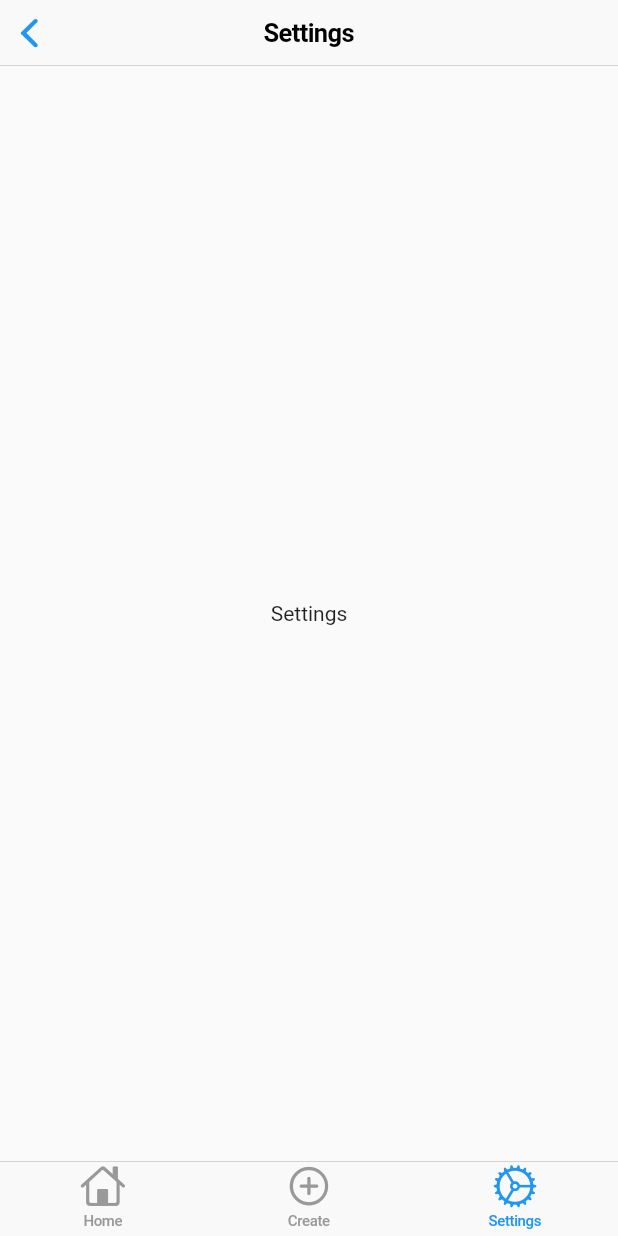
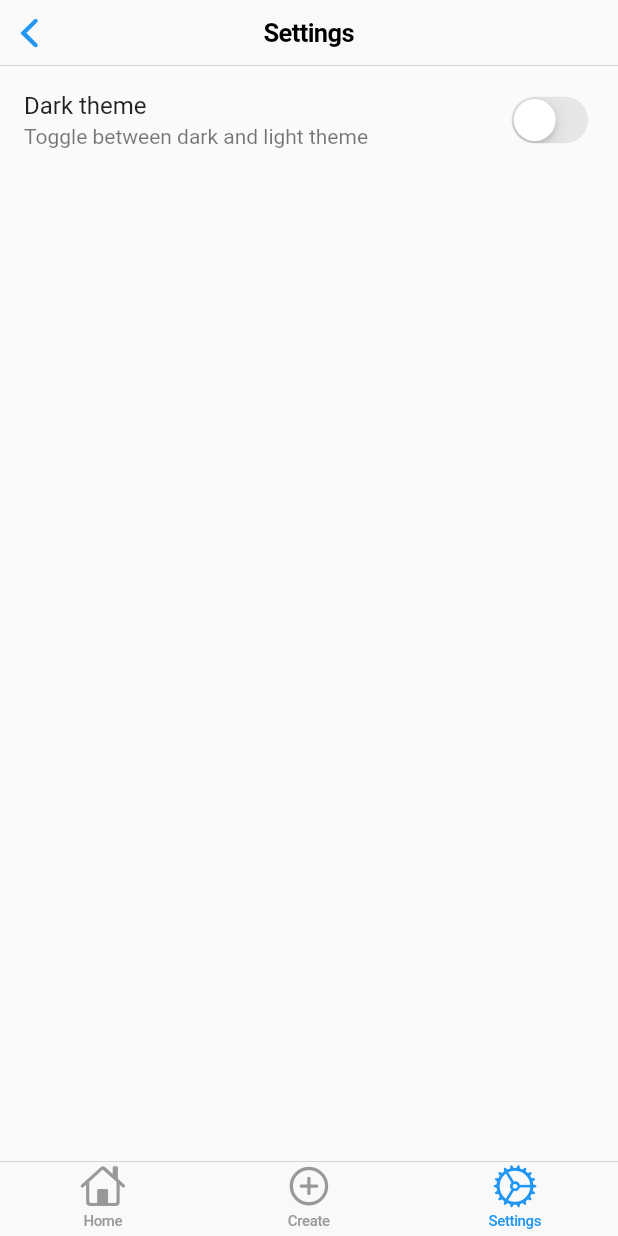
Before and after one commit to sam-baraka/meem, a Flutter app: the Home screen opened directly, item 3 of the bottom bar chosen, on a phone screen of 412 x 824 dp. Run offline on Flutter 3.47's test engine with Material 2 defaults, Android fonts, the phone set to English and light mode, and no system bars; our stand-ins replace flutter_bloc, google_fonts, hydrated_bloc, intro_slider.

Commit message:
Added settings dark theme switch

```diff
--- a/lib/uis/tabs/settings_tab.dart
+++ b/lib/uis/tabs/settings_tab.dart
@@ -1,10 +1,26 @@
+import 'package:flutter/cupertino.dart';
 import 'package:flutter/material.dart';
+import 'package:flutter_bloc/flutter_bloc.dart';
+
+import 'package:meem/cubits/cubits.dart';
 
 class SettingsTab extends StatelessWidget {
   @override
   Widget build(BuildContext context) {
-    return Center(
-      child: Text("Settings"),
+    return ListView(
+      physics: BouncingScrollPhysics(),
+      children: [
+        ListTile(
+          title: Text("Dark theme"),
+          subtitle: Text("Toggle between dark and light theme"),
+          trailing: CupertinoSwitch(
+            value: context.watch<ThemeCubit>().state == ThemeData.dark(),
+            onChanged: (value) {
+              context.read<ThemeCubit>().changeTheme(value);
+            },
+          ),
+        )
+      ],
     );
   }
 }
```
